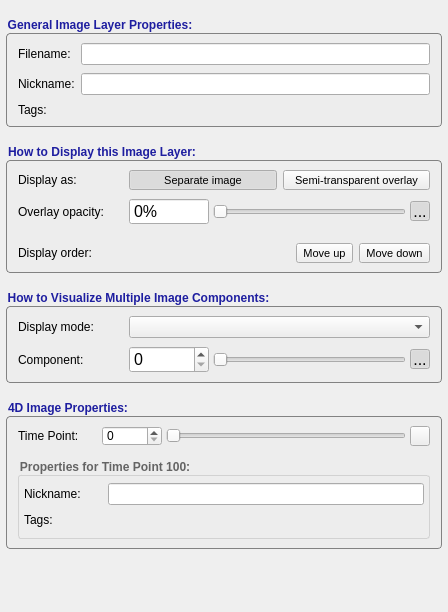
Old version of the form GUI/Qt/Components/GeneralLayerInspector.ui in the repository pyushkevich/itksnap.
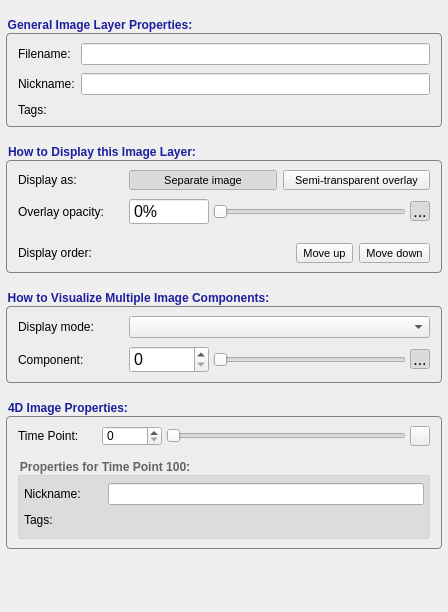
New version of the form. Icons and pictures are not drawn. Custom widgets are drawn as their Qt base class.

Commit message: czi-109: added unique object finding

Diff of the .ui file:
```diff
--- a/GUI/Qt/Components/GeneralLayerInspector.ui
+++ b/GUI/Qt/Components/GeneralLayerInspector.ui
@@ -655,6 +655,7 @@
          <string notr="true">QGroupBox {
 	border: 1px solid rgb(210, 210, 210);
 	border-radius: 3px;
+	background: rgb(220, 220, 220)
 }
 QGroupBox::Title{
 	color: rgb(100, 100, 100)
```
The commit also changes 2 other files.
